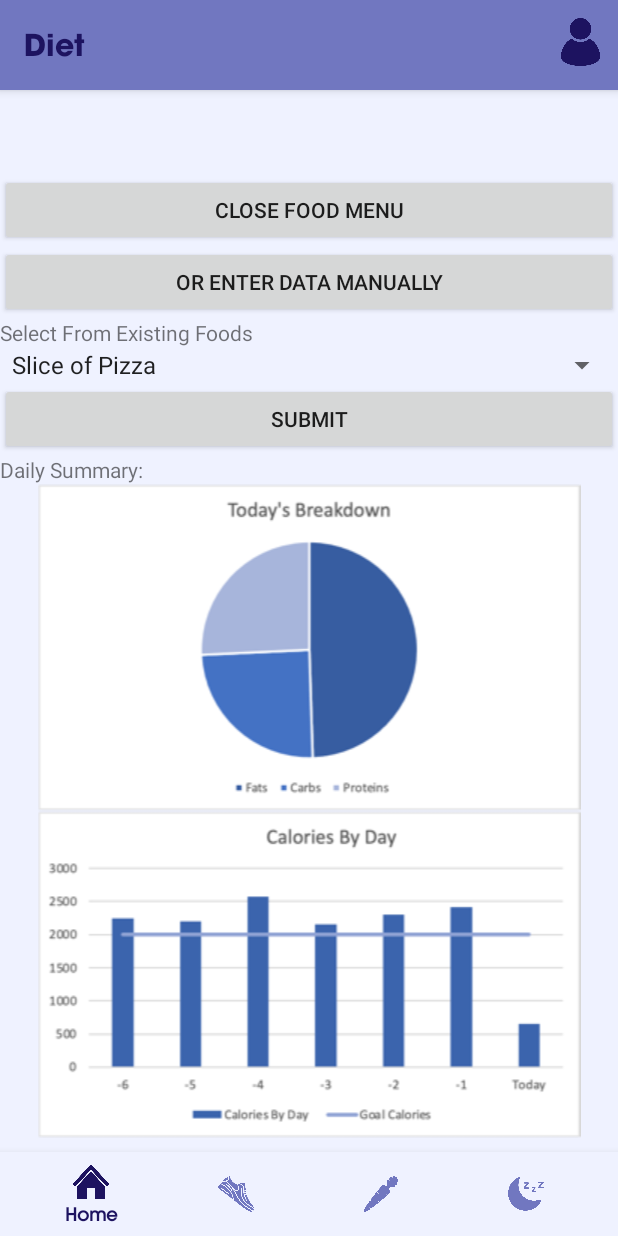
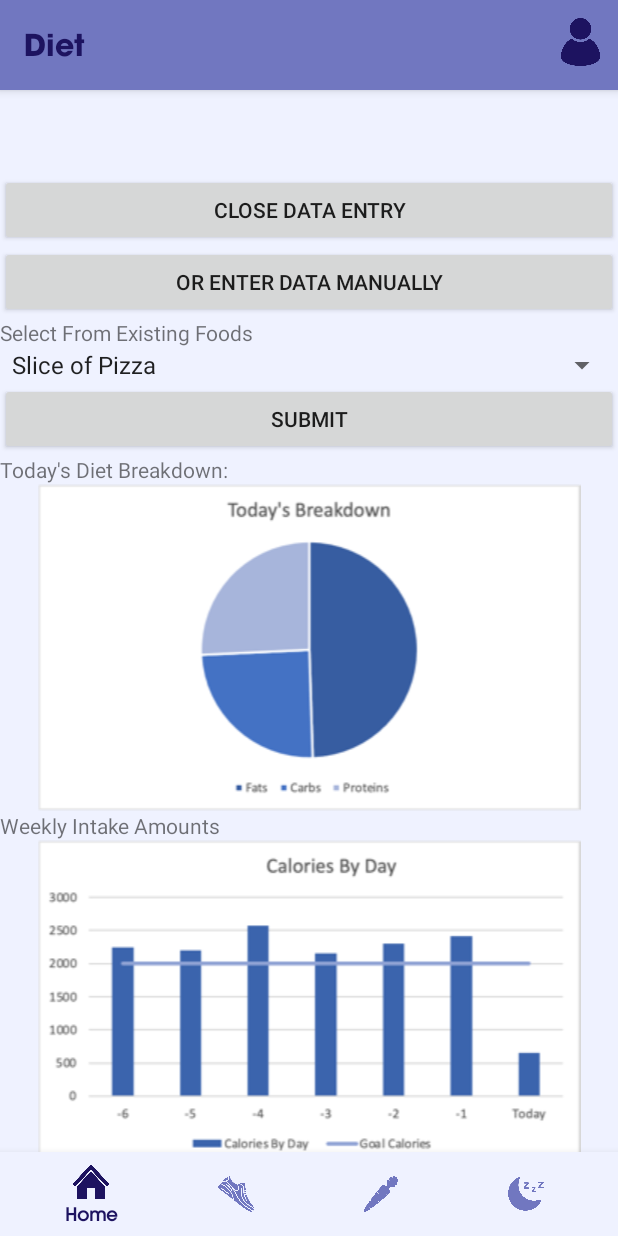
Before and after one commit to agolikov28/WholeTrack, an Android app: the DietFragment screen opened through its navigation route, after a tap on "ENTER NEW DATA", on a phone screen of 412 x 824 dp. Run offline under Robolectric (Android 15) with nearby library versions, the light colour scheme and no system bars; our stand-ins replace navigation-ui.

Commit message:
Added Toast
and TextView

```diff
--- a/app/src/main/java/com/example/wholetrack/ui/diet/DietFragment.java
+++ b/app/src/main/java/com/example/wholetrack/ui/diet/DietFragment.java
@@ -13,6 +13,8 @@ import android.widget.LinearLayout;
 import android.widget.Spinner;
 import android.widget.Switch;
 import android.widget.TextView;
+import android.widget.Toast;
+
 import java.io.*;
 import java.util.Arrays;
 import androidx.annotation.NonNull;
@@ -80,7 +82,7 @@ public class DietFragment extends Fragment {
         buttonFood.setOnClickListener(new View.OnClickListener() {
             public void onClick(View v) {
                 // Do something in response to button click
-                if (buttonFood.getText().equals("Close Food Menu")){
+                if (buttonFood.getText().equals("Close Data Entry")){
                     foodForm.setVisibility(View.GONE);
                     buttonFood.setText("Enter New Data");
                     buttonManual.setText("Or Enter Data Manually");
@@ -95,7 +97,7 @@ public class DietFragment extends Fragment {
 
                 } else{
                     foodForm.setVisibility(View.VISIBLE);
-                    buttonFood.setText("Close Food Menu");
+                    buttonFood.setText("Close Data Entry");
                     manualEnter.setVisibility(View.GONE);
                     foodList.setVisibility(View.VISIBLE);
                     selectLabal.setVisibility(View.VISIBLE);
@@ -166,7 +168,9 @@ public class DietFragment extends Fragment {
                         foodCarb.setText("");
                         foodProtein.setText("");
                         foodFat.setText("");
-
+                        Toast toast = Toast.makeText(getContext(), "Submit not yet implemented", Toast.LENGTH_SHORT);
+                        // to show the toast
+                        toast.show();
                     }else{
                         error.setVisibility(View.VISIBLE);
                     }
@@ -176,7 +180,9 @@ public class DietFragment extends Fragment {
                     buttonFood.setText("Enter New Data");
                     buttonManual.setText("Or Enter Data Manually");
                     error.setVisibility(View.GONE);
-
+                    Toast toast = Toast.makeText(getContext(), "Submit not yet implemented", Toast.LENGTH_SHORT);
+                    // to show the toast
+                    toast.show();
                     foodName.setText("");
                     foodCalorie.setText("");
                     foodCarb.setText("");
--- a/app/src/main/res/layout/fragment_diet.xml
+++ b/app/src/main/res/layout/fragment_diet.xml
@@ -189,13 +189,19 @@
                 android:id="@+id/textView5"
                 android:layout_width="match_parent"
                 android:layout_height="wrap_content"
-                android:text="Daily Summary:" />
+                android:text="Today's Diet Breakdown:" />
 
             <ImageView
                 android:id="@+id/imageView"
                 android:layout_width="match_parent"
                 android:layout_height="wrap_content"
                 android:src="@drawable/dietpiechart" />
+
+            <TextView
+                android:id="@+id/textView2"
+                android:layout_width="match_parent"
+                android:layout_height="wrap_content"
+                android:text="Weekly Intake Amounts" />
 
             <ImageView
                 android:id="@+id/imageView2"
```
